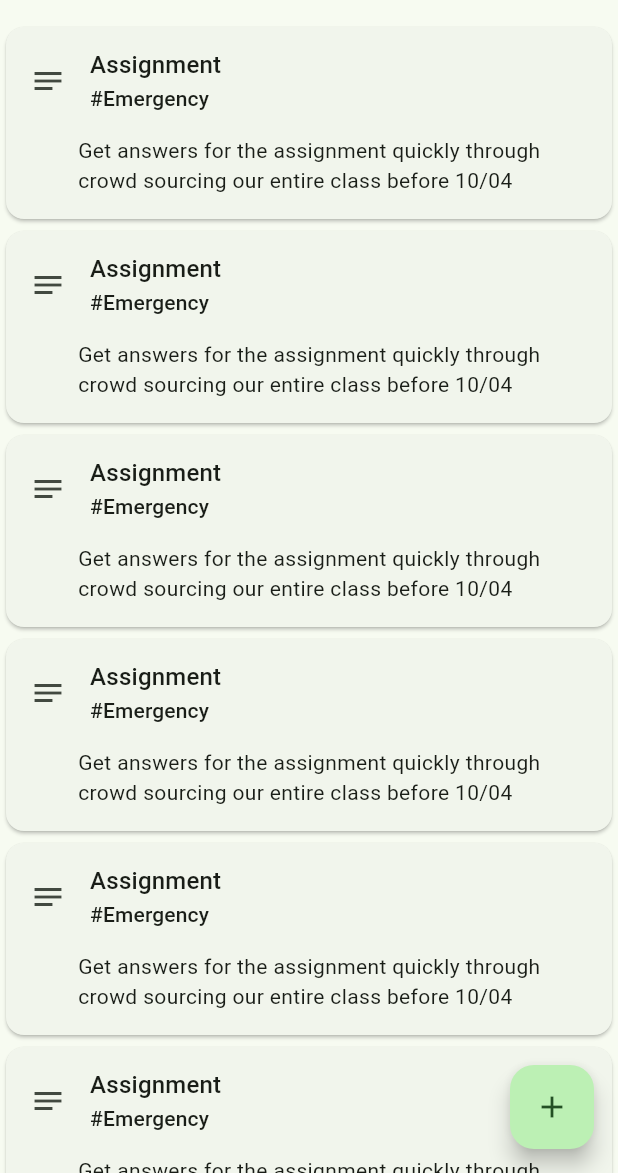
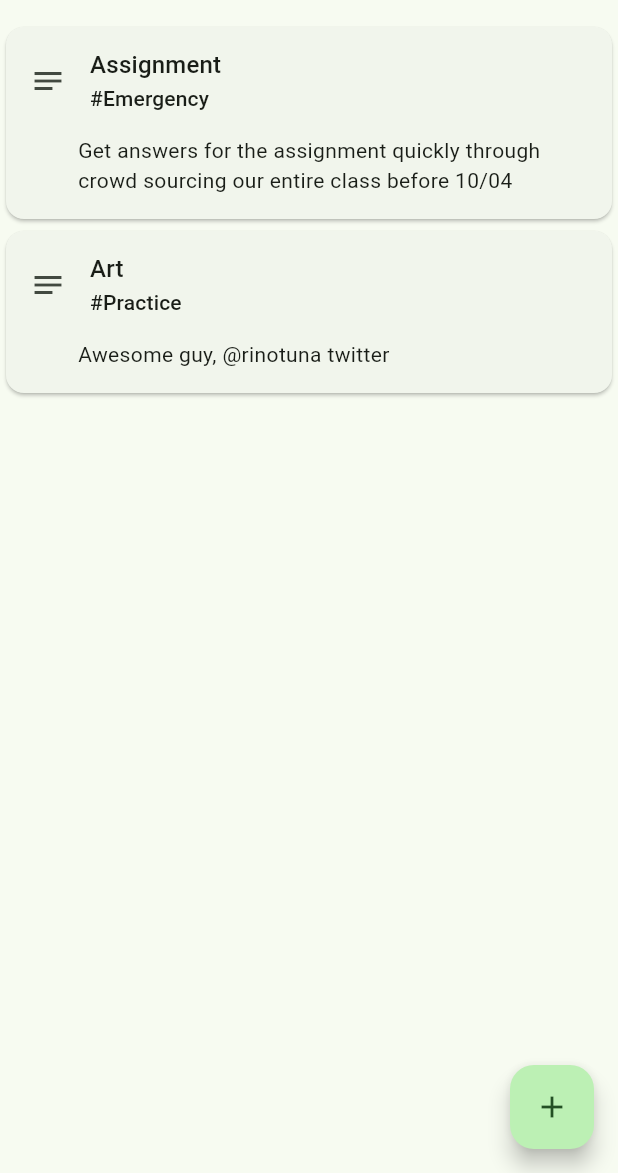
Before and after one commit to nijuyonkadesu/notes-flutter, a Flutter app: the screen it shows after launch, on a phone screen of 412 x 824 dp, the part 63-1236 px from its top. Run offline on Flutter 3.47's test engine with Material 2 defaults, Android fonts, the phone set to English and light mode, and no system bars.

Commit message:
decouple data, ListView

```diff
--- /dev/null
+++ b/lib/data/note_data.dart
@@ -0,0 +1,22 @@
+class NoteDetail {
+  final String content;
+  final String contentTitle;
+  final String contentHashTag;
+
+  NoteDetail(this.content, this.contentTitle, this.contentHashTag);
+}
+
+class NoteDetails {
+  List<NoteDetail> noteDetails = [
+    NoteDetail(
+        "Get answers for the assignment quickly through crowd sourcing our entire class before 10/04",
+        "Assignment",
+        "Emergency"
+    ),
+    NoteDetail(
+        "Awesome guy, @rinotuna twitter",
+        "Art",
+        "Practice"
+    ),
+  ];
+}
--- a/lib/main.dart
+++ b/lib/main.dart
@@ -1,4 +1,5 @@
 import 'package:flutter/material.dart';
+import 'package:notesflutter/data/note_data.dart';
 import 'package:notesflutter/single_note.dart';
 
 void main() {
@@ -33,6 +34,7 @@ class NotesHomePage extends StatefulWidget {
 
 class _NotesHomePageState extends State<NotesHomePage> {
 
+  NoteDetails data = NoteDetails();
   void _newNote() {
     setState(() {
     });
@@ -44,26 +46,11 @@ class _NotesHomePageState extends State<NotesHomePage> {
       appBar: AppBar(
         title: Text(widget.title),
       ),
-      // body: _buildNoteList(),
-      body: ListView(
-        children: [
-          SingleNote(),
-          SingleNote(),
-          SingleNote(),
-          SingleNote(),
-          SingleNote(),
-          SingleNote(),
-          SingleNote(),
-          SingleNote(),
-          SingleNote(),
-          SingleNote(),
-          SingleNote(),
-          SingleNote(),
-          SingleNote(),
-          SingleNote(),
-          SingleNote(),
-          SingleNote(),
-        ],
+      body: ListView.builder(
+        itemCount: data.noteDetails.length,
+        itemBuilder: (BuildContext context, int index){
+          return SingleNote(data.noteDetails[index]);
+        },
       ),
       floatingActionButton: FloatingActionButton(
         onPressed: _newNote,
--- a/lib/single_note.dart
+++ b/lib/single_note.dart
@@ -1,8 +1,11 @@
 import 'package:flutter/cupertino.dart';
 import 'package:flutter/material.dart';
+import 'package:notesflutter/data/note_data.dart';
 
 class SingleNote extends StatefulWidget {
-  const SingleNote({Key? key}) : super(key: key);
+  late NoteDetail note;
+
+  SingleNote(this.note, {Key? key}) : super(key: key);
 
   @override
   State<SingleNote> createState() => _SingleNoteState();
@@ -10,9 +13,13 @@ class SingleNote extends StatefulWidget {
 
 class _SingleNoteState extends State<SingleNote> {
 
-  String content = "Get answers for the assignment quickly through crowd sourcing our entire class before 10/04";
-  String contentTitle = "Assignment";
-  String contentHashTag = "Emergency";
+  late NoteDetail _note;
+
+  @override
+  void initState() {
+    super.initState();
+    _note = widget.note;
+  }
 
   @override
   Widget build(BuildContext context) {
@@ -22,15 +29,15 @@ class _SingleNoteState extends State<SingleNote> {
         children: [
           ListTile(
             leading: Icon(Icons.notes),
-            title: Text(contentTitle),
-            subtitle: Text("#$contentHashTag"),
+            title: Text(_note.contentTitle),
+            subtitle: Text("#${_note.contentHashTag}"),
             titleTextStyle: Theme.of(context).textTheme.titleMedium,
             subtitleTextStyle:Theme.of(context).textTheme.titleSmall,
           ),
           Container(
             padding: EdgeInsets.fromLTRB(48.0, 0, 8.0, 16.0),
             child: Text(
-                content,
+                _note.content,
                 style: Theme.of(context).textTheme.bodyMedium
             ),
           ),
```
